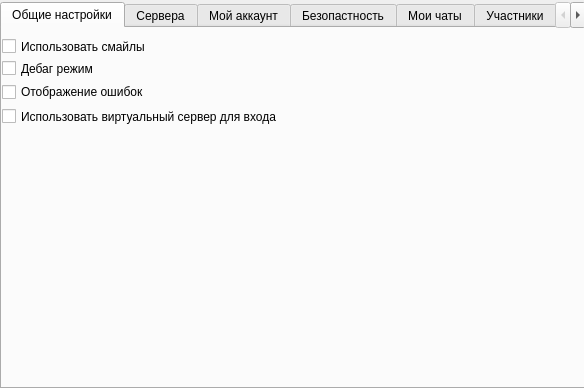
The window that kabinet.ui (gravimine/qtchat) describes before a commit, drawn with Qt 5.
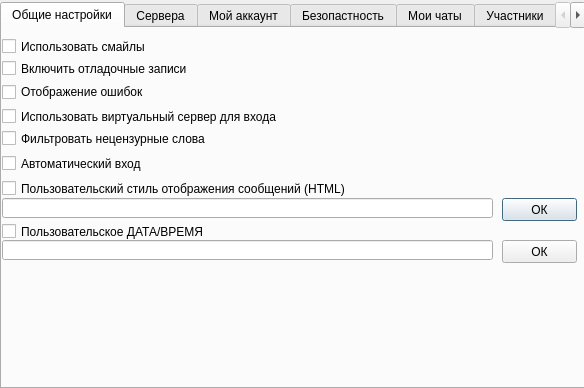
The same window after the commit. The open tabs and pages were chosen to show the change.

```diff
--- a/kabinet.ui
+++ b/kabinet.ui
@@ -52,7 +52,7 @@
       </rect>
      </property>
      <property name="text">
-      <string>Дебаг режим</string>
+      <string>Включить отладочные записи</string>
      </property>
     </widget>
     <widget class="QCheckBox" name="checkBox_3">
@@ -81,6 +81,104 @@
       <string>Использовать виртуальный сервер для входа</string>
      </property>
     </widget>
+    <widget class="QCheckBox" name="checkBox_7">
+     <property name="geometry">
+      <rect>
+       <x>0</x>
+       <y>102</y>
+       <width>581</width>
+       <height>17</height>
+      </rect>
+     </property>
+     <property name="text">
+      <string>Фильтровать нецензурные слова</string>
+     </property>
+    </widget>
+    <widget class="QCheckBox" name="checkBox_8">
+     <property name="geometry">
+      <rect>
+       <x>0</x>
+       <y>127</y>
+       <width>581</width>
+       <height>17</height>
+      </rect>
+     </property>
+     <property name="text">
+      <string>Автоматический вход</string>
+     </property>
+    </widget>
+    <widget class="QCheckBox" name="checkBox_9">
+     <property name="geometry">
+      <rect>
+       <x>0</x>
+       <y>152</y>
+       <width>581</width>
+       <height>17</height>
+      </rect>
+     </property>
+     <property name="text">
+      <string>Пользовательский стиль отображения сообщений (HTML)</string>
+     </property>
+    </widget>
+    <widget class="QLineEdit" name="lineEdit">
+     <property name="geometry">
+      <rect>
+       <x>0</x>
+       <y>170</y>
+       <width>491</width>
+       <height>20</height>
+      </rect>
+     </property>
+    </widget>
+    <widget class="QPushButton" name="pushButton_6">
+     <property name="geometry">
+      <rect>
+       <x>500</x>
+       <y>170</y>
+       <width>75</width>
+       <height>23</height>
+      </rect>
+     </property>
+     <property name="text">
+      <string>ОК</string>
+     </property>
+    </widget>
+    <widget class="QCheckBox" name="checkBox_10">
+     <property name="geometry">
+      <rect>
+       <x>0</x>
+       <y>195</y>
+       <width>581</width>
+       <height>17</height>
+      </rect>
+     </property>
+     <property name="text">
+      <string>Пользовательское ДАТА/ВРЕМЯ</string>
+     </property>
+    </widget>
+    <widget class="QLineEdit" name="lineEdit_2">
+     <property name="geometry">
+      <rect>
+       <x>0</x>
+       <y>212</y>
+       <width>491</width>
+       <height>20</height>
+      </rect>
+     </property>
+    </widget>
+    <widget class="QPushButton" name="pushButton_7">
+     <property name="geometry">
+      <rect>
+       <x>500</x>
+       <y>212</y>
+       <width>75</width>
+       <height>23</height>
+      </rect>
+     </property>
+     <property name="text">
+      <string>ОК</string>
+     </property>
+    </widget>
    </widget>
    <widget class="QWidget" name="tab_2">
     <attribute name="title">
```
Left out of the diff: 2 changed lines with no effect on the pictures.
